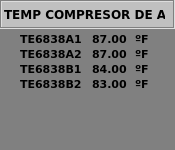
First picture: the form in Martin/Qt/SiTTuGAs/A1-Turbina/wtempcompa2.ui, repository mbravod/aeros, before the edit.
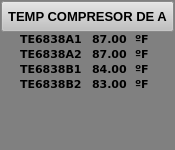
Second picture: the form after the edit.

```diff
--- a/Martin/Qt/SiTTuGAs/A1-Turbina/wtempcompa2.ui
+++ b/Martin/Qt/SiTTuGAs/A1-Turbina/wtempcompa2.ui
@@ -28,49 +28,6 @@
   <property name="styleSheet">
    <string notr="true">background-color: rgb(128, 128, 128);</string>
   </property>
-  <widget class="QFrame" name="frame">
-   <property name="geometry">
-    <rect>
-     <x>0</x>
-     <y>0</y>
-     <width>175</width>
-     <height>29</height>
-    </rect>
-   </property>
-   <property name="styleSheet">
-    <string notr="true">background-color: rgb(192, 192, 192);</string>
-   </property>
-   <property name="frameShape">
-    <enum>QFrame::Box</enum>
-   </property>
-   <property name="frameShadow">
-    <enum>QFrame::Sunken</enum>
-   </property>
-  </widget>
-  <widget class="QLabel" name="lbTemCOMA2T">
-   <property name="geometry">
-    <rect>
-     <x>4</x>
-     <y>4</y>
-     <width>161</width>
-     <height>20</height>
-    </rect>
-   </property>
-   <property name="font">
-    <font>
-     <family>Verdana</family>
-     <pointsize>9</pointsize>
-     <weight>75</weight>
-     <bold>true</bold>
-    </font>
-   </property>
-   <property name="styleSheet">
-    <string notr="true">background-color: rgb(192, 192, 192);</string>
-   </property>
-   <property name="text">
-    <string>TEMP COMPRESOR DE A</string>
-   </property>
-  </widget>
   <widget class="QLabel" name="lbCOMA2T_1">
    <property name="geometry">
     <rect>
@@ -375,9 +332,30 @@
     <string/>
    </property>
   </widget>
+  <widget class="QPushButton" name="btCerrar">
+   <property name="geometry">
+    <rect>
+     <x>1</x>
+     <y>1</y>
+     <width>173</width>
+     <height>31</height>
+    </rect>
+   </property>
+   <property name="font">
+    <font>
+     <pointsize>10</pointsize>
+     <weight>75</weight>
+     <bold>true</bold>
+    </font>
+   </property>
+   <property name="styleSheet">
+    <string notr="true">background-color: rgb(192, 192, 192);</string>
+   </property>
+   <property name="text">
+    <string>TEMP COMPRESOR DE A</string>
+   </property>
+  </widget>
   <zorder>lbFondo</zorder>
-  <zorder>frame</zorder>
-  <zorder>lbTemCOMA2T</zorder>
   <zorder>lbCOMA2T_1</zorder>
   <zorder>lbCOMA2_1</zorder>
   <zorder>lbCOMA2U_1</zorder>
@@ -390,6 +368,7 @@
   <zorder>lbCOMA2T_4</zorder>
   <zorder>lbCOMA2U_4</zorder>
   <zorder>lbCOMA2_4</zorder>
+  <zorder>btCerrar</zorder>
  </widget>
  <layoutdefault spacing="6" margin="11"/>
  <resources/>
```
